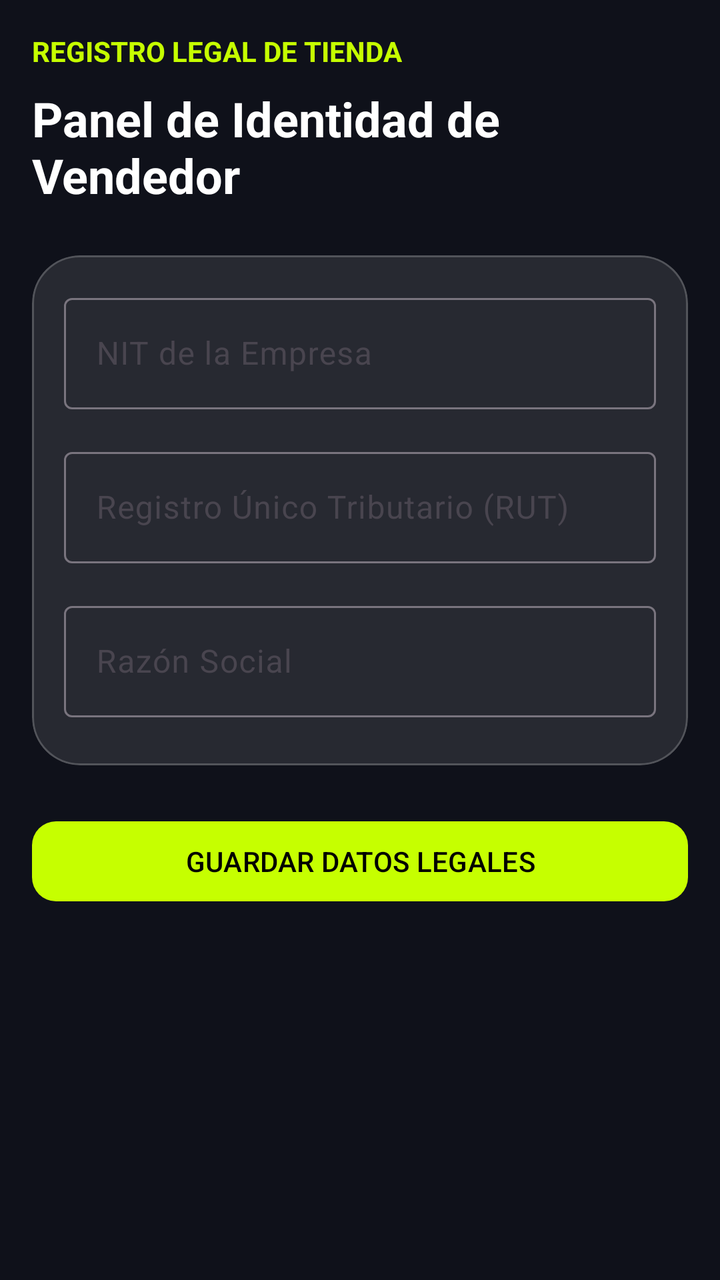
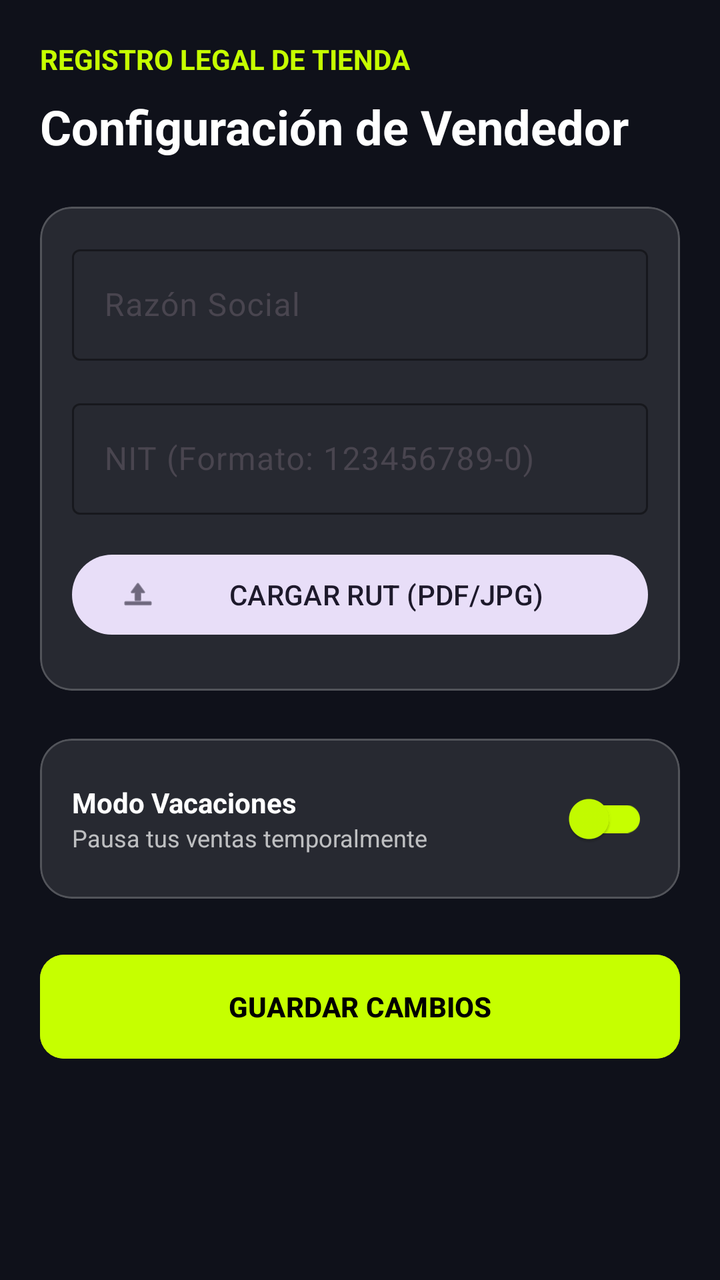

Two renders of the same Android screen: before a commit and after it. Below are the layout's source before the change and the commit's diff.
<!-- AndroidManifest.xml: application theme Theme.VoltCore -->
<!-- res/layout/fragment_vendor_profile.xml -->
<?xml version="1.0" encoding="utf-8"?>
<androidx.core.widget.NestedScrollView xmlns:android="http://schemas.android.com/apk/res/android"
    xmlns:app="http://schemas.android.com/apk/res-auto"
    android:layout_width="match_parent"
    android:layout_height="match_parent"
    android:background="@color/volt_background">

    <LinearLayout
        android:layout_width="match_parent"
        android:layout_height="wrap_content"
        android:orientation="vertical"
        android:padding="@dimen/margin_standard">

        <TextView
            android:layout_width="wrap_content"
            android:layout_height="wrap_content"
            android:layout_marginBottom="8dp"
            android:text="REGISTRO LEGAL DE TIENDA"
            android:textColor="@color/volt_primary"
            android:textSize="14sp"
            android:textStyle="bold" />

        <TextView
            android:layout_width="wrap_content"
            android:layout_height="wrap_content"
            android:layout_marginBottom="24dp"
            android:text="Panel de Identidad de Vendedor"
            android:textColor="@color/white"
            android:textSize="24sp"
            android:textStyle="bold" />

        <com.google.android.material.card.MaterialCardView
            style="@style/Widget.VoltCore.Card"
            android:layout_width="match_parent"
            android:layout_height="wrap_content"
            android:layout_marginBottom="24dp">

            <LinearLayout
                android:layout_width="match_parent"
                android:layout_height="wrap_content"
                android:orientation="vertical"
                android:padding="16dp">

                <com.google.android.material.textfield.TextInputLayout
                    android:layout_width="match_parent"
                    android:layout_height="wrap_content"
                    android:layout_marginBottom="16dp"
                    android:hint="NIT de la Empresa"
                    style="@style/Widget.Material3.TextInputLayout.OutlinedBox">
                    <com.google.android.material.textfield.TextInputEditText
                        android:layout_width="match_parent"
                        android:layout_height="wrap_content"
                        android:inputType="number"
                        android:textColor="@color/white" />
                </com.google.android.material.textfield.TextInputLayout>

                <com.google.android.material.textfield.TextInputLayout
                    android:layout_width="match_parent"
                    android:layout_height="wrap_content"
                    android:layout_marginBottom="16dp"
                    android:hint="Registro Único Tributario (RUT)"
                    style="@style/Widget.Material3.TextInputLayout.OutlinedBox">
                    <com.google.android.material.textfield.TextInputEditText
                        android:layout_width="match_parent"
                        android:layout_height="wrap_content"
                        android:textColor="@color/white" />
                </com.google.android.material.textfield.TextInputLayout>

                <com.google.android.material.textfield.TextInputLayout
                    android:layout_width="match_parent"
                    android:layout_height="wrap_content"
                    android:layout_marginBottom="8dp"
                    android:hint="Razón Social"
                    style="@style/Widget.Material3.TextInputLayout.OutlinedBox">
                    <com.google.android.material.textfield.TextInputEditText
                        android:layout_width="match_parent"
                        android:layout_height="wrap_content"
                        android:textColor="@color/white" />
                </com.google.android.material.textfield.TextInputLayout>

            </LinearLayout>
        </com.google.android.material.card.MaterialCardView>

        <Button
            android:id="@+id/btnSaveVendorProfile"
            style="@style/Widget.VoltCore.Button"
            android:layout_width="match_parent"
            android:layout_height="wrap_content"
            android:text="GUARDAR DATOS LEGALES" />

    </LinearLayout>
</androidx.core.widget.NestedScrollView>
<!-- resources referenced by this layout -->
<resources>
  <color name="volt_background">#0F111A</color>
  <color name="volt_primary">#C6FF00</color>
  <color name="white">#FFFFFFFF</color>
  <dimen name="margin_standard">16dp</dimen>
  <style name="Widget.VoltCore.Button" parent="Widget.Material3.Button">
          <item name="cornerRadius">12dp</item>
          <item name="backgroundTint">@color/volt_primary</item>
          <item name="android:textColor">@color/black</item>
      </style>
  <style name="Widget.VoltCore.Card" parent="Widget.Material3.CardView.Filled">
          <item name="cardCornerRadius">24dp</item>
          <item name="cardBackgroundColor">@color/glass_surface</item>
          <item name="strokeColor">@color/glass_stroke</item>
          <item name="strokeWidth">1dp</item>
      </style>
  <style name="Theme.VoltCore" parent="Base.Theme.VoltCore" />
  <color name="black">#FF000000</color>
  <color name="glass_surface">#1AFFFFFF</color>
  <color name="glass_stroke">#33FFFFFF</color>
  <style name="Base.Theme.VoltCore" parent="Theme.Material3.DayNight.NoActionBar">
          
          <item name="colorPrimary">@color/volt_primary</item>
          <item name="android:windowBackground">@color/volt_background</item>
          <item name="colorSurface">@color/glass_surface</item>
          <item name="colorOnSurface">@color/white</item>
      </style>
</resources>

<!-- the commit's change to res/layout/fragment_vendor_profile.xml (unified diff, before → after) -->
@@ -9,7 +9,7 @@
         android:layout_width="match_parent"
         android:layout_height="wrap_content"
         android:orientation="vertical"
-        android:padding="@dimen/margin_standard">
+        android:padding="20dp">
 
         <TextView
             android:layout_width="wrap_content"
@@ -24,16 +24,19 @@
             android:layout_width="wrap_content"
             android:layout_height="wrap_content"
             android:layout_marginBottom="24dp"
-            android:text="Panel de Identidad de Vendedor"
+            android:text="Configuración de Vendedor"
             android:textColor="@color/white"
             android:textSize="24sp"
             android:textStyle="bold" />
 
         <com.google.android.material.card.MaterialCardView
-            style="@style/Widget.VoltCore.Card"
             android:layout_width="match_parent"
             android:layout_height="wrap_content"
-            android:layout_marginBottom="24dp">
+            android:layout_marginBottom="24dp"
+            app:cardBackgroundColor="@color/glass_surface"
+            app:cardCornerRadius="16dp"
+            app:strokeColor="@color/glass_stroke"
+            app:strokeWidth="1dp">
 
             <LinearLayout
                 android:layout_width="match_parent"
@@ -42,51 +45,104 @@
                 android:padding="16dp">
 
                 <com.google.android.material.textfield.TextInputLayout
+                    android:id="@+id/tilRazonSocial"
                     android:layout_width="match_parent"
                     android:layout_height="wrap_content"
                     android:layout_marginBottom="16dp"
-                    android:hint="NIT de la Empresa"
-                    style="@style/Widget.Material3.TextInputLayout.OutlinedBox">
+                    android:hint="Razón Social"
+                    style="@style/Widget.Material3.TextInputLayout.OutlinedBox"
+                    app:boxStrokeColor="@color/volt_primary"
+                    app:hintTextColor="@color/volt_primary">
                     <com.google.android.material.textfield.TextInputEditText
-                        android:layout_width="match_parent"
-                        android:layout_height="wrap_content"
-                        android:inputType="number"
-                        android:textColor="@color/white" />
-                </com.google.android.material.textfield.TextInputLayout>
-
-                <com.google.android.material.textfield.TextInputLayout
-                    android:layout_width="match_parent"
-                    android:layout_height="wrap_content"
-                    android:layout_marginBottom="16dp"
-                    android:hint="Registro Único Tributario (RUT)"
-                    style="@style/Widget.Material3.TextInputLayout.OutlinedBox">
-                    <com.google.android.material.textfield.TextInputEditText
+                        android:id="@+id/etRazonSocial"
                         android:layout_width="match_parent"
                         android:layout_height="wrap_content"
                         android:textColor="@color/white" />
                 </com.google.android.material.textfield.TextInputLayout>
 
                 <com.google.android.material.textfield.TextInputLayout
+                    android:id="@+id/tilNIT"
                     android:layout_width="match_parent"
                     android:layout_height="wrap_content"
-                    android:layout_marginBottom="8dp"
-                    android:hint="Razón Social"
-                    style="@style/Widget.Material3.TextInputLayout.OutlinedBox">
+                    android:layout_marginBottom="16dp"
+                    android:hint="NIT (Formato: 123456789-0)"
+                    style="@style/Widget.Material3.TextInputLayout.OutlinedBox"
+                    app:boxStrokeColor="@color/volt_primary"
+                    app:hintTextColor="@color/volt_primary">
                     <com.google.android.material.textfield.TextInputEditText
+                        android:id="@+id/etNIT"
                         android:layout_width="match_parent"
                         android:layout_height="wrap_content"
+                        android:inputType="text"
                         android:textColor="@color/white" />
                 </com.google.android.material.textfield.TextInputLayout>
+
+                <Button
+                    android:id="@+id/btnUploadRUT"
+                    android:layout_width="match_parent"
+                    android:layout_height="wrap_content"
+                    android:text="CARGAR RUT (PDF/JPG)"
+                    style="@style/Widget.Material3.Button.TonalButton"
+                    android:layout_marginBottom="8dp"
+                    app:icon="@android:drawable/ic_menu_upload" />
+
+            </LinearLayout>
+        </com.google.android.material.card.MaterialCardView>
+
+        <com.google.android.material.card.MaterialCardView
+            android:layout_width="match_parent"
+            android:layout_height="wrap_content"
+            android:layout_marginBottom="24dp"
+            app:cardBackgroundColor="@color/glass_surface"
+            app:cardCornerRadius="16dp"
+            app:strokeColor="@color/glass_stroke"
+            app:strokeWidth="1dp">
+
+            <LinearLayout
+                android:layout_width="match_parent"
+                android:layout_height="wrap_content"
+                android:orientation="horizontal"
+                android:padding="16dp"
+                android:gravity="center_vertical">
+
+                <LinearLayout
+                    android:layout_width="0dp"
+                    android:layout_height="wrap_content"
+                    android:layout_weight="1"
+                    android:orientation="vertical">
+                    <TextView
+                        android:layout_width="wrap_content"
+                        android:layout_height="wrap_content"
+                        android:text="Modo Vacaciones"
+                        android:textColor="@color/white"
+                        android:textStyle="bold" />
+                    <TextView
+                        android:layout_width="wrap_content"
+                        android:layout_height="wrap_content"
+                        android:text="Pausa tus ventas temporalmente"
+                        android:textColor="#B3FFFFFF"
+                        android:textSize="12sp" />
+                </LinearLayout>
+
+                <com.google.android.material.switchmaterial.SwitchMaterial
+                    android:id="@+id/switchVacation"
+                    android:layout_width="wrap_content"
+                    android:layout_height="wrap_content"
+                    app:thumbTint="@color/volt_primary"
+                    app:trackTint="@color/volt_primary" />
 
             </LinearLayout>
         </com.google.android.material.card.MaterialCardView>
 
         <Button
-            android:id="@+id/btnSaveVendorProfile"
-            style="@style/Widget.VoltCore.Button"
+            android:id="@+id/btnSaveProfile"
             android:layout_width="match_parent"
-            android:layout_height="wrap_content"
-            android:text="GUARDAR DATOS LEGALES" />
+            android:layout_height="60dp"
+            android:text="GUARDAR CAMBIOS"
+            android:backgroundTint="@color/volt_primary"
+            android:textColor="@color/black"
+            android:textStyle="bold"
+            app:cornerRadius="12dp" />
 
     </LinearLayout>
 </androidx.core.widget.NestedScrollView>
<!-- resource entries referenced after the edit -->
@@ -3,18 +3,6 @@
   <color name="volt_background">#0F111A</color>
   <color name="volt_primary">#C6FF00</color>
   <color name="white">#FFFFFFFF</color>
-  <dimen name="margin_standard">16dp</dimen>
-  <style name="Widget.VoltCore.Button" parent="Widget.Material3.Button">
-          <item name="cornerRadius">12dp</item>
-          <item name="backgroundTint">@color/volt_primary</item>
-          <item name="android:textColor">@color/black</item>
-      </style>
-  <style name="Widget.VoltCore.Card" parent="Widget.Material3.CardView.Filled">
-          <item name="cardCornerRadius">24dp</item>
-          <item name="cardBackgroundColor">@color/glass_surface</item>
-          <item name="strokeColor">@color/glass_stroke</item>
-          <item name="strokeWidth">1dp</item>
-      </style>
   <style name="Theme.VoltCore" parent="Base.Theme.VoltCore" />
   <color name="black">#FF000000</color>
   <color name="glass_surface">#1AFFFFFF</color>
